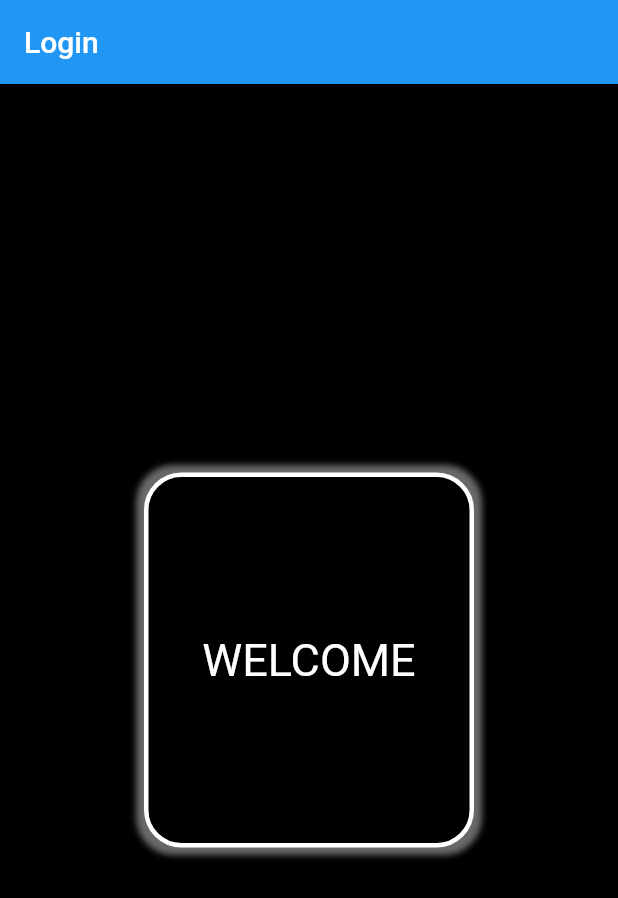
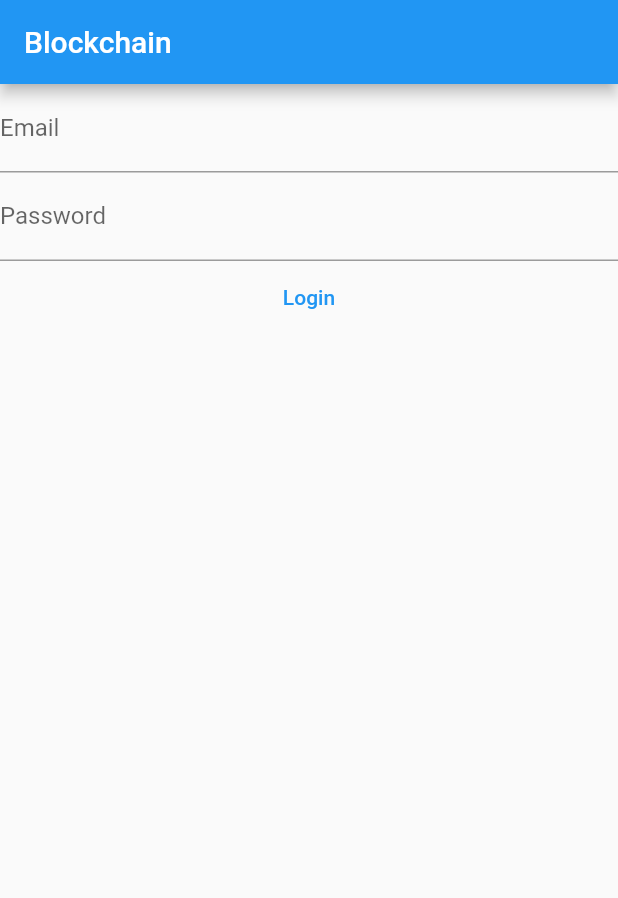
Before and after one commit to keshavsharma0017/loginui, a Flutter app: the screen it shows after launch, on a phone screen of 412 x 824 dp. Shown: the top 898 px of the screen. Run offline on Flutter 3.47's test engine with Material 2 defaults, Android fonts, the phone set to English and light mode, and no system bars.

Commit message:
partialy input added

```diff
--- a/login_UI/lib/main.dart
+++ b/login_UI/lib/main.dart
@@ -1,49 +1,51 @@
 import 'package:flutter/material.dart';
+// import 'firebase_options.dart';
 
 void main() {
-  runApp(MaterialApp(
+  runApp(
+    MaterialApp(
+      title: "Blockchain",
       theme: ThemeData(
-          scaffoldBackgroundColor: const Color.fromARGB(255, 0, 0, 0)),
-      home: Scaffold(
-        appBar: AppBar(
-            title: const Text(
-          'Login',
-        )),
-        body: (Center(
-          child: Container(
-            height: 250,
-            width: 220,
-            alignment: Alignment.center,
-            decoration: BoxDecoration(
-              borderRadius: (const BorderRadius.all(Radius.circular(25))),
-              boxShadow: const [
-                BoxShadow(
-                  color: Color.fromARGB(255, 105, 105, 105),
-                  blurRadius: 3.0,
-                  spreadRadius: 5.0,
-                )
-              ],
-              color: Colors.black,
-              border: Border.all(
-                color: Colors.white,
-                width: 3,
-                style: BorderStyle.solid,
+          // primarySwatch: Colors.red,
+          ),
+      home: const Homepage(),
+    ),
+  );
+}
+
+class Homepage extends StatelessWidget {
+  const Homepage({super.key});
+
+  @override
+  Widget build(BuildContext context) {
+    return Scaffold(
+      appBar: AppBar(title: const Text('Blockchain')),
+      body: Center(
+        child: Column(
+          children: <Widget>[
+            TextFormField(
+              autovalidateMode: AutovalidateMode.onUserInteraction,
+              decoration: const InputDecoration(
+                hintText: "Email",
+                border: UnderlineInputBorder(borderSide: BorderSide()),
+                labelText: 'Email',
               ),
             ),
-            child: const Text(
-              'WELCOME',
-              style: TextStyle(fontSize: 30, color: Colors.white),
+            TextFormField(
+              autovalidateMode: AutovalidateMode.onUserInteraction,
+              decoration: const InputDecoration(
+                hintText: "Password",
+                border: UnderlineInputBorder(borderSide: BorderSide()),
+                labelText: 'Password',
+              ),
             ),
-          ),
-        )),
-        // Center(
-        //   child: (
-        //     Text:
-        //     ),)
-        // ,
-      )));
+            TextButton(onPressed: () async {}, child: const Text('Login'))
+          ],
+        ),
+      ),
+    );
+  }
 }
-
 // const Text(
 //   'Hey there this is just na random command ...hehe dont laugh its not funny',
 // textAlign: TextAlign.center,       // alighnment
--- a/login_UI/pubspec.yaml
+++ b/login_UI/pubspec.yaml
@@ -36,6 +36,8 @@ dependencies:
   # The following adds the Cupertino Icons font to your application.
   # Use with the CupertinoIcons class for iOS style icons.
   cupertino_icons: ^1.0.2
+  firebase_core: ^1.24.0
+  google_sign_in: ^5.4.2
 
 dev_dependencies:
   flutter_test:
```
Also changed, not shown: login_UI/pubspec.lock, 1 other file.
